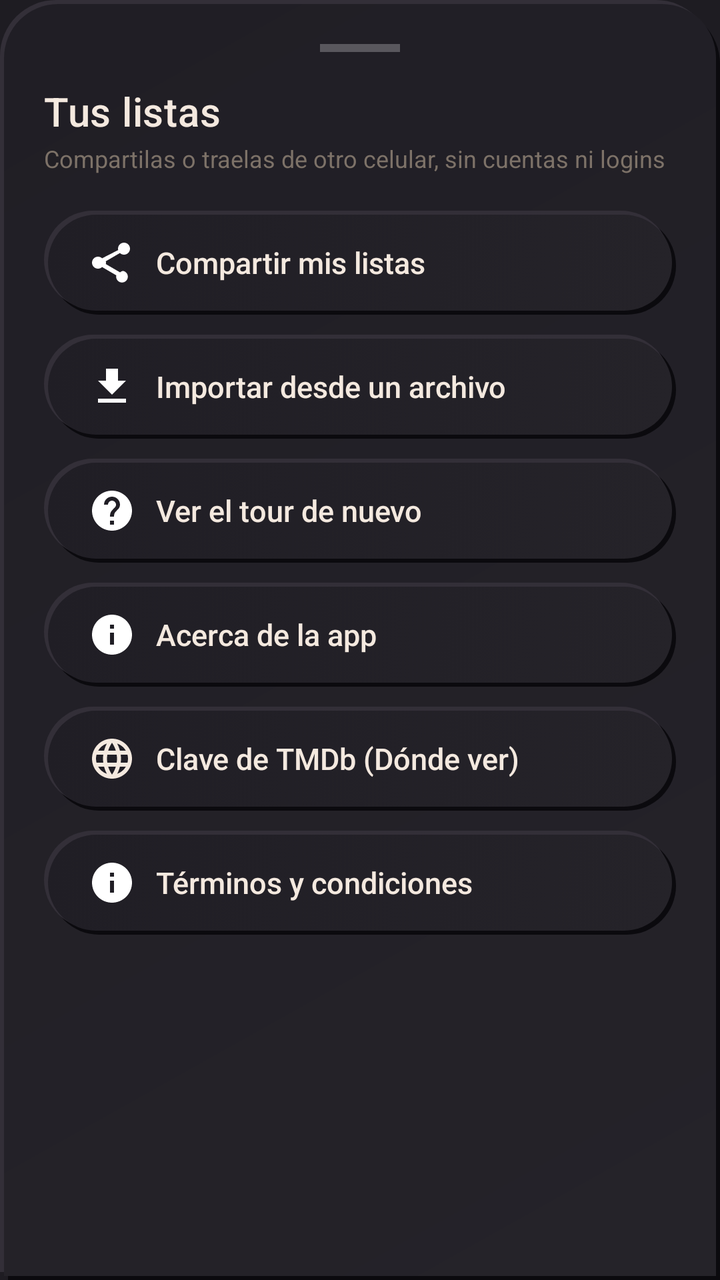
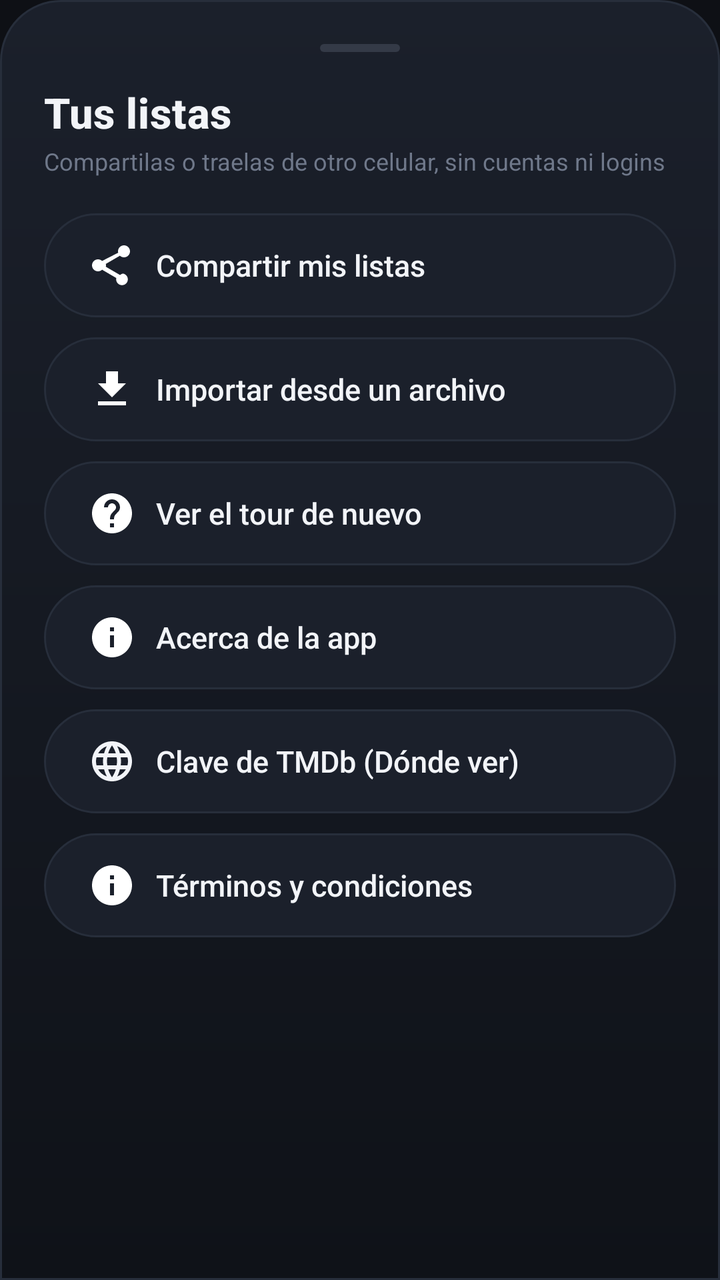

Compare the two renders of this Android layout. The source of the first and the diff that turns it into the second are given below.
<!-- AndroidManifest.xml: application theme Theme.DondeMierdaIba -->
<!-- res/layout/dialog_backup_menu.xml -->
<?xml version="1.0" encoding="utf-8"?>
<LinearLayout xmlns:android="http://schemas.android.com/apk/res/android"
    android:layout_width="match_parent"
    android:layout_height="wrap_content"
    android:background="@drawable/bg_glass_sheet"
    android:orientation="vertical"
    android:padding="22dp">

    <View
        android:layout_width="40dp"
        android:layout_height="4dp"
        android:layout_gravity="center_horizontal"
        android:background="#40FFFFFF" />

    <TextView
        android:layout_width="wrap_content"
        android:layout_height="wrap_content"
        android:layout_marginTop="16dp"
        android:text="@string/backup_menu_title"
        android:textAppearance="@style/TextAppearance.DMI.Title" />

    <TextView
        android:layout_width="wrap_content"
        android:layout_height="wrap_content"
        android:layout_marginTop="2dp"
        android:text="@string/backup_menu_subtitle"
        android:textColor="@color/text_muted"
        android:textSize="12sp" />

    <Button
        android:id="@+id/btnExport"
        style="@style/Widget.DMI.AppleButton.Ghost"
        android:layout_width="match_parent"
        android:layout_height="wrap_content"
        android:layout_marginTop="18dp"
        android:drawableStart="@drawable/ic_share"
        android:drawablePadding="10dp"
        android:gravity="center_vertical|start"
        android:text="@string/backup_export_action" />

    <Button
        android:id="@+id/btnImport"
        style="@style/Widget.DMI.AppleButton.Ghost"
        android:layout_width="match_parent"
        android:layout_height="wrap_content"
        android:layout_marginTop="10dp"
        android:drawableStart="@drawable/ic_import"
        android:drawablePadding="10dp"
        android:gravity="center_vertical|start"
        android:text="@string/backup_import_action" />

    <Button
        android:id="@+id/btnReplayTutorial"
        style="@style/Widget.DMI.AppleButton.Ghost"
        android:layout_width="match_parent"
        android:layout_height="wrap_content"
        android:layout_marginTop="10dp"
        android:drawableStart="@drawable/ic_help"
        android:drawablePadding="10dp"
        android:gravity="center_vertical|start"
        android:text="@string/tutorial_replay" />

    <Button
        android:id="@+id/btnAboutApp"
        style="@style/Widget.DMI.AppleButton.Ghost"
        android:layout_width="match_parent"
        android:layout_height="wrap_content"
        android:layout_marginTop="10dp"
        android:drawableStart="@drawable/ic_info"
        android:drawablePadding="10dp"
        android:gravity="center_vertical|start"
        android:text="@string/about_menu_action" />

    <Button
        android:id="@+id/btnTmdbKey"
        style="@style/Widget.DMI.AppleButton.Ghost"
        android:layout_width="match_parent"
        android:layout_height="wrap_content"
        android:layout_marginTop="10dp"
        android:drawableStart="@drawable/ic_where_to_watch"
        android:drawablePadding="10dp"
        android:gravity="center_vertical|start"
        android:text="@string/tmdb_key_menu_action" />

    <Button
        android:id="@+id/btnTerms"
        style="@style/Widget.DMI.AppleButton.Ghost"
        android:layout_width="match_parent"
        android:layout_height="wrap_content"
        android:layout_marginTop="10dp"
        android:drawableStart="@drawable/ic_info"
        android:drawablePadding="10dp"
        android:gravity="center_vertical|start"
        android:text="@string/terms_menu_action" />

</LinearLayout>
<!-- resources referenced by this layout -->
<resources>
  <color name="text_muted">#7D7268</color>
  <!-- drawable bg_glass_sheet (drawable) -->
  <?xml version="1.0" encoding="utf-8"?>
  <layer-list xmlns:android="http://schemas.android.com/apk/res/android">
      
      <item android:top="4dp" android:left="4dp">
          <shape android:shape="rectangle">
              <corners android:topLeftRadius="28dp" android:topRightRadius="28dp" android:bottomLeftRadius="0dp" android:bottomRightRadius="0dp" />
              <solid android:color="@color/neu_shadow_dark" />
          </shape>
      </item>
      
      <item android:bottom="4dp" android:right="4dp">
          <shape android:shape="rectangle">
              <corners android:topLeftRadius="28dp" android:topRightRadius="28dp" android:bottomLeftRadius="0dp" android:bottomRightRadius="0dp" />
              <solid android:color="@color/neu_shadow_light" />
          </shape>
      </item>
      
      <item android:top="2dp" android:left="2dp" android:right="2dp" android:bottom="2dp">
          <shape android:shape="rectangle">
              <corners android:topLeftRadius="27dp" android:topRightRadius="27dp" android:bottomLeftRadius="0dp" android:bottomRightRadius="0dp" />
              <gradient android:type="linear" android:angle="135" android:startColor="@color/neu_base_hi" android:endColor="@color/neu_base" />
          </shape>
      </item>
  </layer-list>
  <style name="TextAppearance.DMI.Title" parent="TextAppearance.MaterialComponents.Headline6">
          <item name="android:textColor">@color/text_primary</item>
          <item name="android:fontFamily">sans-serif-medium</item>
      </style>
  <color name="neu_shadow_dark">#0B0A0E</color>
  <color name="neu_shadow_light">#332F38</color>
  <color name="neu_base_hi">#252329</color>
  <color name="neu_base">#201E25</color>
  <color name="text_primary">#F4E9DF</color>
  <color name="accent_violet">#E8792E</color>
  <color name="bg_top">#1E1C22</color>
  <color name="accent_cyan">#F4B740</color>
  <color name="text_secondary">#B7A99C</color>
  <!-- drawable bg_button_ghost_pressed (drawable) -->
  <?xml version="1.0" encoding="utf-8"?>
  <layer-list xmlns:android="http://schemas.android.com/apk/res/android">
      
      <item android:bottom="3dp" android:right="3dp">
          <shape android:shape="rectangle">
              <corners android:radius="26dp" />
              <solid android:color="@color/neu_shadow_dark" />
          </shape>
      </item>
      <item android:top="3dp" android:left="3dp">
          <shape android:shape="rectangle">
              <corners android:radius="26dp" />
              <solid android:color="@color/neu_shadow_light" />
          </shape>
      </item>
      <item android:top="2dp" android:left="2dp" android:right="2dp" android:bottom="2dp">
          <shape android:shape="rectangle">
              <corners android:radius="25dp" />
              <gradient android:type="linear" android:angle="135" android:startColor="@color/neu_base_pressed" android:endColor="@color/neu_base_pressed" />
          </shape>
      </item>
  </layer-list>
  <!-- drawable bg_button_ghost_normal (drawable) -->
  <?xml version="1.0" encoding="utf-8"?>
  <layer-list xmlns:android="http://schemas.android.com/apk/res/android">
      
      <item android:top="3dp" android:left="3dp">
          <shape android:shape="rectangle">
              <corners android:radius="26dp" />
              <solid android:color="@color/neu_shadow_dark" />
          </shape>
      </item>
      
      <item android:bottom="3dp" android:right="3dp">
          <shape android:shape="rectangle">
              <corners android:radius="26dp" />
              <solid android:color="@color/neu_shadow_light" />
          </shape>
      </item>
      
      <item android:top="2dp" android:left="2dp" android:right="2dp" android:bottom="2dp">
          <shape android:shape="rectangle">
              <corners android:radius="25dp" />
              <gradient android:type="linear" android:angle="135" android:startColor="@color/neu_base_hi" android:endColor="@color/neu_base" />
          </shape>
      </item>
  </layer-list>
  <color name="neu_base_pressed">#191720</color>
  <!-- unchanged entries left out for length: 16 -->
</resources>

<!-- the commit's change to res/layout/dialog_backup_menu.xml (unified diff, before → after) -->
@@ -10,7 +10,7 @@
         android:layout_width="40dp"
         android:layout_height="4dp"
         android:layout_gravity="center_horizontal"
-        android:background="#40FFFFFF" />
+        android:background="@drawable/bg_handle" />
 
     <TextView
         android:layout_width="wrap_content"
<!-- resource entries referenced after the edit -->
@@ -1,93 +1,47 @@
 <!-- resources referenced by this layout -->
 <resources>
-  <color name="text_muted">#7D7268</color>
+  <color name="text_muted">#6F788A</color>
   <!-- drawable bg_glass_sheet (drawable) -->
   <?xml version="1.0" encoding="utf-8"?>
-  <layer-list xmlns:android="http://schemas.android.com/apk/res/android">
-      
-      <item android:top="4dp" android:left="4dp">
-          <shape android:shape="rectangle">
-              <corners android:topLeftRadius="28dp" android:topRightRadius="28dp" android:bottomLeftRadius="0dp" android:bottomRightRadius="0dp" />
-              <solid android:color="@color/neu_shadow_dark" />
-          </shape>
-      </item>
-      
-      <item android:bottom="4dp" android:right="4dp">
-          <shape android:shape="rectangle">
-              <corners android:topLeftRadius="28dp" android:topRightRadius="28dp" android:bottomLeftRadius="0dp" android:bottomRightRadius="0dp" />
-              <solid android:color="@color/neu_shadow_light" />
-          </shape>
-      </item>
-      
-      <item android:top="2dp" android:left="2dp" android:right="2dp" android:bottom="2dp">
-          <shape android:shape="rectangle">
-              <corners android:topLeftRadius="27dp" android:topRightRadius="27dp" android:bottomLeftRadius="0dp" android:bottomRightRadius="0dp" />
-              <gradient android:type="linear" android:angle="135" android:startColor="@color/neu_base_hi" android:endColor="@color/neu_base" />
-          </shape>
-      </item>
-  </layer-list>
+  <shape xmlns:android="http://schemas.android.com/apk/res/android" android:shape="rectangle">
+      <gradient android:type="linear" android:angle="270" android:startColor="#1B202B" android:endColor="#0F1218" />
+      <corners android:topLeftRadius="30dp" android:topRightRadius="30dp" android:bottomLeftRadius="0dp" android:bottomRightRadius="0dp" />
+      <stroke android:width="1dp" android:color="@color/border_soft" />
+  </shape>
+  <!-- drawable bg_handle (drawable) -->
+  <?xml version="1.0" encoding="utf-8"?>
+  <shape xmlns:android="http://schemas.android.com/apk/res/android" android:shape="rectangle">
+      <solid android:color="#4D6F788A" />
+      <corners android:radius="2dp" />
+  </shape>
   <style name="TextAppearance.DMI.Title" parent="TextAppearance.MaterialComponents.Headline6">
           <item name="android:textColor">@color/text_primary</item>
-          <item name="android:fontFamily">sans-serif-medium</item>
+          <item name="android:fontFamily">serif</item>
+          <item name="android:textStyle">bold</item>
+          <item name="android:textSize">21sp</item>
       </style>
-  <color name="neu_shadow_dark">#0B0A0E</color>
-  <color name="neu_shadow_light">#332F38</color>
-  <color name="neu_base_hi">#252329</color>
-  <color name="neu_base">#201E25</color>
-  <color name="text_primary">#F4E9DF</color>
-  <color name="accent_violet">#E8792E</color>
-  <color name="bg_top">#1E1C22</color>
-  <color name="accent_cyan">#F4B740</color>
-  <color name="text_secondary">#B7A99C</color>
+  <color name="border_soft">#272E3B</color>
+  <color name="text_primary">#F2F4F8</color>
+  <color name="accent_violet">#FF7F32</color>
+  <color name="bg_top">#0E1015</color>
+  <color name="accent_cyan">#FFC247</color>
+  <color name="text_secondary">#A9B1C1</color>
   <!-- drawable bg_button_ghost_pressed (drawable) -->
   <?xml version="1.0" encoding="utf-8"?>
-  <layer-list xmlns:android="http://schemas.android.com/apk/res/android">
-      
-      <item android:bottom="3dp" android:right="3dp">
-          <shape android:shape="rectangle">
-              <corners android:radius="26dp" />
-              <solid android:color="@color/neu_shadow_dark" />
-          </shape>
-      </item>
-      <item android:top="3dp" android:left="3dp">
-          <shape android:shape="rectangle">
-              <corners android:radius="26dp" />
-              <solid android:color="@color/neu_shadow_light" />
-          </shape>
-      </item>
-      <item android:top="2dp" android:left="2dp" android:right="2dp" android:bottom="2dp">
-          <shape android:shape="rectangle">
-              <corners android:radius="25dp" />
-              <gradient android:type="linear" android:angle="135" android:startColor="@color/neu_base_pressed" android:endColor="@color/neu_base_pressed" />
-          </shape>
-      </item>
-  </layer-list>
+  <shape xmlns:android="http://schemas.android.com/apk/res/android" android:shape="rectangle">
+      <solid android:color="@color/neu_base_pressed" />
+      <corners android:radius="28dp" />
+      <stroke android:width="1dp" android:color="@color/border_soft" />
+  </shape>
   <!-- drawable bg_button_ghost_normal (drawable) -->
   <?xml version="1.0" encoding="utf-8"?>
-  <layer-list xmlns:android="http://schemas.android.com/apk/res/android">
-      
-      <item android:top="3dp" android:left="3dp">
-          <shape android:shape="rectangle">
-              <corners android:radius="26dp" />
-              <solid android:color="@color/neu_shadow_dark" />
-          </shape>
-      </item>
-      
-      <item android:bottom="3dp" android:right="3dp">
-          <shape android:shape="rectangle">
-              <corners android:radius="26dp" />
-              <solid android:color="@color/neu_shadow_light" />
-          </shape>
-      </item>
-      
-      <item android:top="2dp" android:left="2dp" android:right="2dp" android:bottom="2dp">
-          <shape android:shape="rectangle">
-              <corners android:radius="25dp" />
-              <gradient android:type="linear" android:angle="135" android:startColor="@color/neu_base_hi" android:endColor="@color/neu_base" />
-          </shape>
-      </item>
-  </layer-list>
-  <color name="neu_base_pressed">#191720</color>
+  <shape xmlns:android="http://schemas.android.com/apk/res/android" android:shape="rectangle">
+      <solid android:color="@color/surface_hi" />
+      <corners android:radius="28dp" />
+      <stroke android:width="1dp" android:color="@color/border_soft" />
+  </shape>
+  <color name="neu_base_pressed">#0E1117</color>
+  <color name="surface_hi">#1B202B</color>
   <!-- unchanged entries left out for length: 16 -->
 </resources>
 
